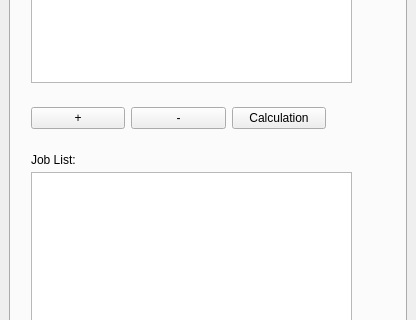
Qt form criminal_counter/criminal_counter_dockwidget_base.ui (DaveyOldenburg/2017_Group6_Criminal_Counter) before a commit; both pictures show x 0 to 416 and y 154 to 474 of the 416 by 701 pixel window.
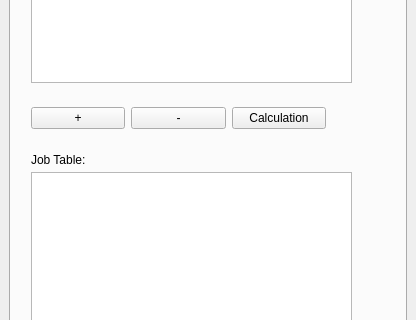
The same form after that commit. Icons and pictures are not drawn.

```diff
--- a/criminal_counter/criminal_counter_dockwidget_base.ui
+++ b/criminal_counter/criminal_counter_dockwidget_base.ui
@@ -218,7 +218,7 @@
          </rect>
         </property>
         <property name="text">
-         <string>&lt;html&gt;&lt;head/&gt;&lt;body&gt;&lt;p&gt;Job List:&lt;/p&gt;&lt;/body&gt;&lt;/html&gt;</string>
+         <string>&lt;html&gt;&lt;head/&gt;&lt;body&gt;&lt;p&gt;Job Table:&lt;/p&gt;&lt;/body&gt;&lt;/html&gt;</string>
         </property>
        </widget>
        <widget class="QListView" name="list_PoliceJob">
```
Left out of the diff: 2 changed lines with no effect on the pictures.
